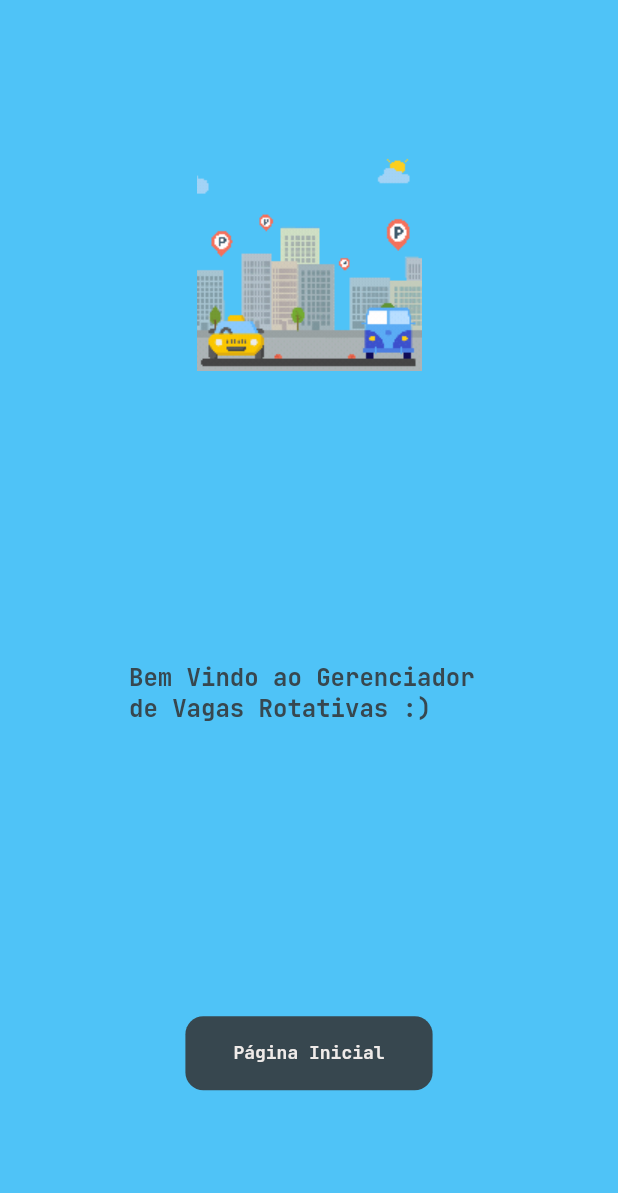
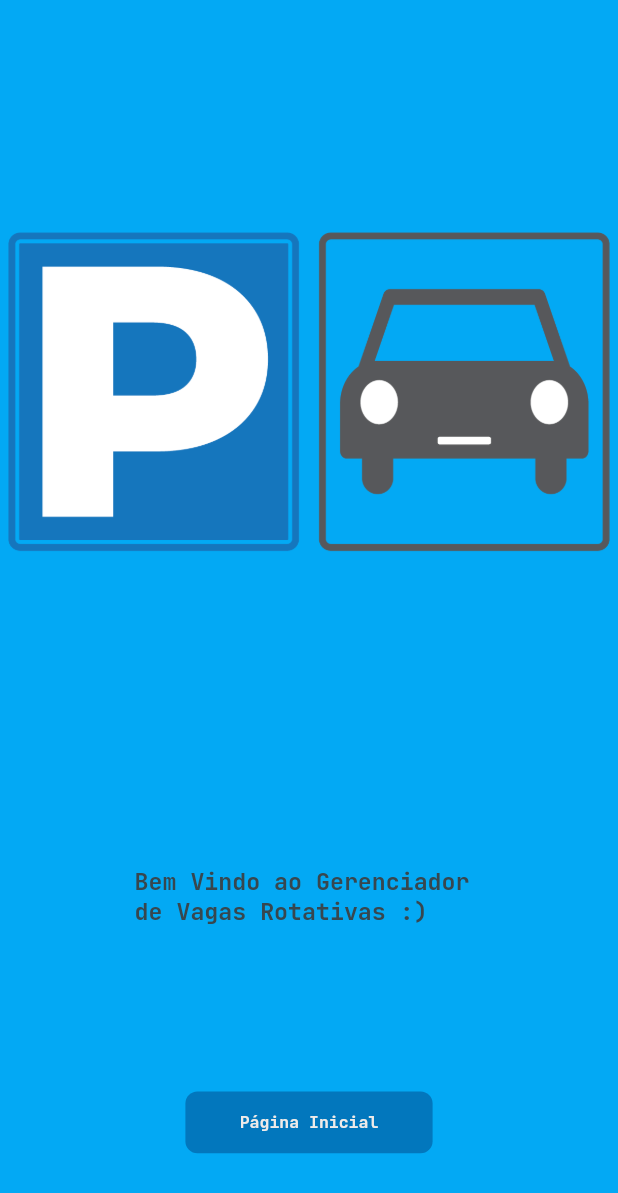
Before and after one commit to Victor-Zarzar/gerenciador_vagas_rotativas, a Flutter app: the screen it shows after launch, on a phone screen of 412 x 824 dp. Shown: the top 1193 px of the screen. Run offline on Flutter 3.47's test engine with Material 3 defaults, Android fonts, the phone set to English and light mode, and no system bars; our stand-ins replace google_fonts.

Commit message:
Refactor: refatored introscreen

```diff
--- a/lib/components/AppAssets/app_assets.dart
+++ b/lib/components/AppAssets/app_assets.dart
@@ -4,6 +4,6 @@ class ImageOne {
   ImageOne._();
 
   static Image asset() {
-    return Image.asset('lib/assets/splashparking.gif');
+    return Image.asset('lib/assets/carparking.png');
   }
 }
--- a/lib/components/AppTheme/app_theme.dart
+++ b/lib/components/AppTheme/app_theme.dart
@@ -3,7 +3,7 @@ import 'dart:ui';
 class AppTheme {
   AppTheme._();
 
-  static Color get primaryColor => const Color(0xFF4FC3F7);
+  static Color get primaryColor => const Color(0xFF03A9F4);
 
   static Color get secondaryColor => const Color(0xFF546E7A);
 }
@@ -21,5 +21,5 @@ class SplashColor {
 
   static Color get primaryColor => const Color(0xFF37474F);
 
-  static Color get secondaryColor => const Color(0xFF546E7A);
+  static Color get secondaryColor => const Color(0xff0277bd);
 }
--- a/lib/main.dart
+++ b/lib/main.dart
@@ -1,5 +1,5 @@
 import 'package:flutter/material.dart';
-import 'package:gerenciador_vagas_rotativas/pages/SplashScreen/splash_screen.dart';
+import 'package:gerenciador_vagas_rotativas/pages/IntroScreen/intro_screen.dart';
 
 void main() {
   runApp(const MyApp());
@@ -17,7 +17,7 @@ class MyApp extends StatelessWidget {
       theme: ThemeData(
         useMaterial3: false,
       ),
-      home: const SplashScreen(),
+      home: const IntroPage(),
     );
   }
 }
--- /dev/null
+++ b/lib/pages/IntroScreen/intro_screen.dart
@@ -0,0 +1,71 @@
+import 'package:flutter/material.dart';
+import 'package:gerenciador_vagas_rotativas/components/AppAssets/app_assets.dart';
+import 'package:gerenciador_vagas_rotativas/components/AppTheme/app_theme.dart';
+import 'package:gerenciador_vagas_rotativas/pages/HomeScreen/home_screen.dart';
+import 'package:google_fonts/google_fonts.dart';
+
+class IntroPage extends StatefulWidget {
+  const IntroPage({super.key});
+
+  @override
+  State<IntroPage> createState() => _IntroPageState();
+}
+
+class _IntroPageState extends State<IntroPage> {
+  @override
+  Widget build(BuildContext context) {
+    double myHeight = MediaQuery.of(context).size.height;
+    double myWidth = MediaQuery.of(context).size.width;
+    return Scaffold(
+      backgroundColor: AppTheme.primaryColor,
+      body: SizedBox(
+        height: myHeight,
+        width: myWidth,
+        child: Column(
+          mainAxisAlignment: MainAxisAlignment.spaceAround,
+          children: [
+            ImageOne.asset(),
+            Text(
+              "Bem Vindo ao Gerenciador \nde Vagas Rotativas :)",
+              style: GoogleFonts.jetBrainsMono(
+                textStyle: TextStyle(
+                  fontSize: 15.5,
+                  fontWeight: FontWeight.bold,
+                  color: FontTextColor.primaryColor,
+                ),
+              ),
+            ),
+            GestureDetector(
+              onTap: () {
+                Navigator.push(
+                  context,
+                  MaterialPageRoute(builder: (context) => const HomePage()),
+                );
+              },
+              child: Container(
+                width: myWidth * 0.4,
+                height: myHeight * 0.05,
+                decoration: BoxDecoration(
+                  color: SplashColor.secondaryColor,
+                  borderRadius: BorderRadius.circular(8),
+                ),
+                child: Center(
+                  child: Text(
+                    "Página Inicial",
+                    style: GoogleFonts.jetBrainsMono(
+                      textStyle: TextStyle(
+                        fontSize: 11,
+                        fontWeight: FontWeight.bold,
+                        color: FontTextColor.secondaryColor,
+                      ),
+                    ),
+                  ),
+                ),
+              ),
+            ),
+          ],
+        ),
+      ),
+    );
+  }
+}
--- a/lib/pages/SplashScreen/splash_screen.dart
+++ /dev/null
@@ -1,73 +0,0 @@
-import 'package:flutter/material.dart';
-import 'package:gerenciador_vagas_rotativas/components/AppAssets/app_assets.dart';
-import 'package:gerenciador_vagas_rotativas/components/AppTheme/app_theme.dart';
-import 'package:gerenciador_vagas_rotativas/pages/HomeScreen/home_screen.dart';
-import 'package:google_fonts/google_fonts.dart';
-
-class SplashScreen extends StatefulWidget {
-  const SplashScreen({super.key});
-
-  @override
-  State<SplashScreen> createState() => _SplashScreenState();
-}
-
-class _SplashScreenState extends State<SplashScreen> {
-  @override
-  Widget build(BuildContext context) {
-    double myHeight = MediaQuery.of(context).size.height;
-    double myWidth = MediaQuery.of(context).size.width;
-    return SafeArea(
-      child: Scaffold(
-        backgroundColor: AppTheme.primaryColor,
-        body: SizedBox(
-          height: myHeight,
-          width: myWidth,
-          child: Column(
-            mainAxisAlignment: MainAxisAlignment.spaceAround,
-            children: [
-              ImageOne.asset(),
-              Text(
-                "Bem Vindo ao Gerenciador \nde Vagas Rotativas :)",
-                style: GoogleFonts.jetBrainsMono(
-                  textStyle: TextStyle(
-                    fontSize: 16,
-                    fontWeight: FontWeight.bold,
-                    color: FontTextColor.primaryColor,
-                  ),
-                ),
-              ),
-              GestureDetector(
-                onTap: () {
-                  Navigator.push(
-                    context,
-                    MaterialPageRoute(builder: (context) => const HomePage()),
-                  );
-                },
-                child: Container(
-                  width: myWidth * 0.4,
-                  height: myHeight * 0.06,
-                  decoration: BoxDecoration(
-                    color: SplashColor.primaryColor,
-                    borderRadius: BorderRadius.circular(12),
-                  ),
-                  child: Center(
-                    child: Text(
-                      "Página Inicial",
-                      style: GoogleFonts.jetBrainsMono(
-                        textStyle: TextStyle(
-                          fontSize: 12,
-                          fontWeight: FontWeight.bold,
-                          color: FontTextColor.secondaryColor,
-                        ),
-                      ),
-                    ),
-                  ),
-                ),
-              ),
-            ],
-          ),
-        ),
-      ),
-    );
-  }
-}
```
Also changed, not shown: lib/assets/splashparking.gif (deleted).
